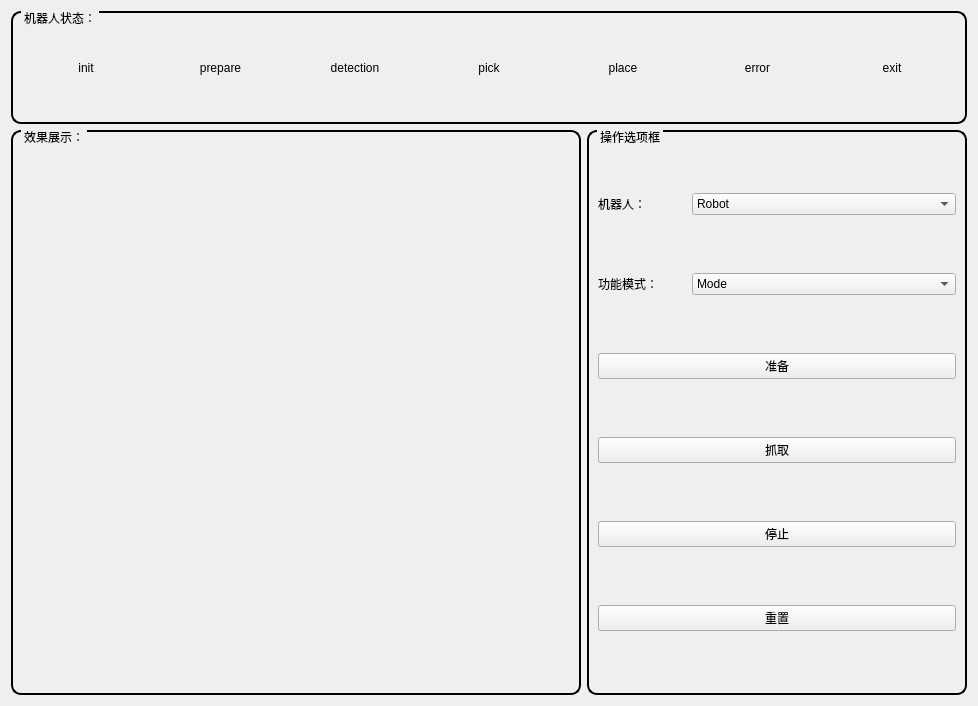
Old version of the form dulgripperwidget.ui in the repository StoneRobot/grabrb_ui.
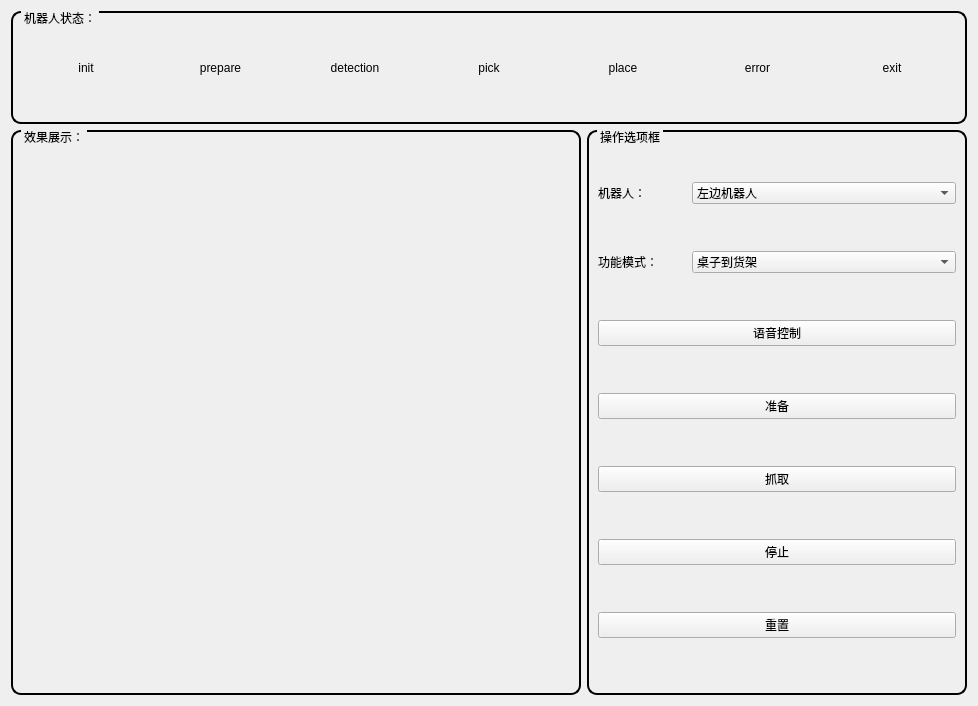
New version of the form.

```diff
--- a/dulgripperwidget.ui
+++ b/dulgripperwidget.ui
@@ -234,11 +234,6 @@
             </item>
             <item>
              <widget class="QComboBox" name="robotBox">
-              <item>
-               <property name="text">
-                <string>Robot</string>
-               </property>
-              </item>
               <item>
                <property name="text">
                 <string>左边机器人</string>
@@ -264,11 +259,6 @@
             </item>
             <item>
              <widget class="QComboBox" name="pickModeBox">
-              <item>
-               <property name="text">
-                <string>Mode</string>
-               </property>
-              </item>
               <item>
                <property name="text">
                 <string>桌子到货架</string>
@@ -283,34 +273,41 @@
             </item>
            </layout>
           </item>
-          <item row="2" column="0">
+          <item row="3" column="0">
            <widget class="QPushButton" name="prepareButton">
             <property name="text">
              <string>准备</string>
             </property>
            </widget>
           </item>
-          <item row="3" column="0">
+          <item row="4" column="0">
            <widget class="QPushButton" name="gripButton">
             <property name="text">
              <string>抓取</string>
             </property>
            </widget>
           </item>
-          <item row="4" column="0">
+          <item row="6" column="0">
            <widget class="QPushButton" name="stopButton">
             <property name="text">
              <string>停止</string>
             </property>
            </widget>
           </item>
-          <item row="5" column="0">
+          <item row="7" column="0">
            <widget class="QPushButton" name="resetButton">
             <property name="text">
              <string>重置</string>
             </property>
            </widget>
           </item>
+          <item row="2" column="0">
+           <widget class="QPushButton" name="pushButton_voice_control">
+            <property name="text">
+             <string>语音控制</string>
+            </property>
+           </widget>
+          </item>
          </layout>
         </widget>
        </item>
```
